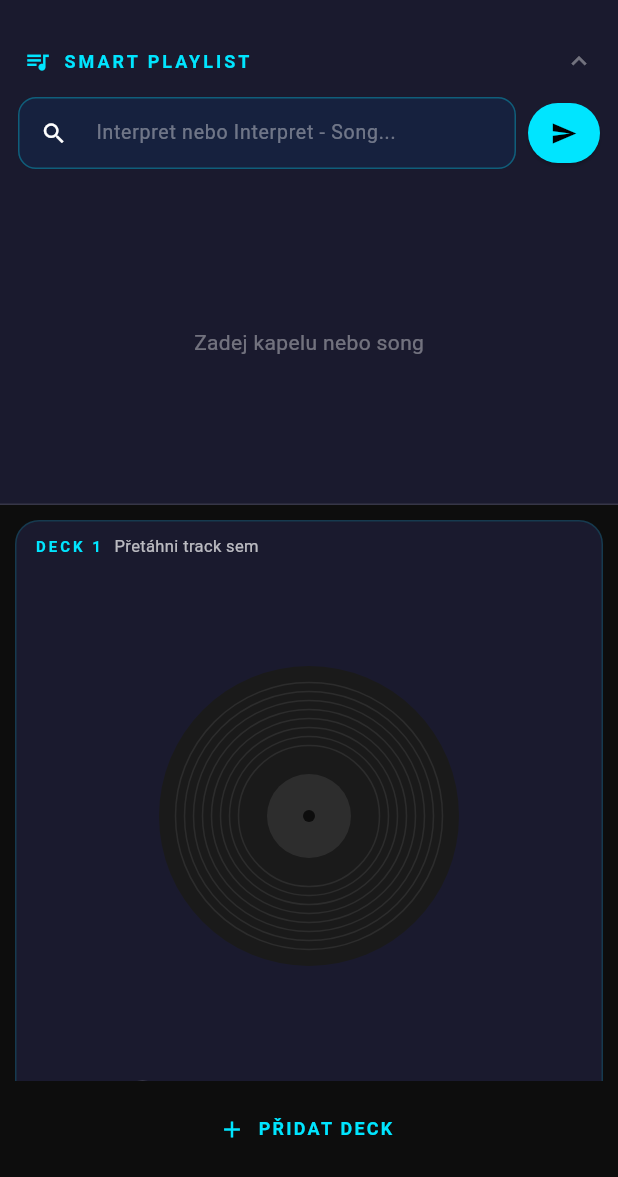
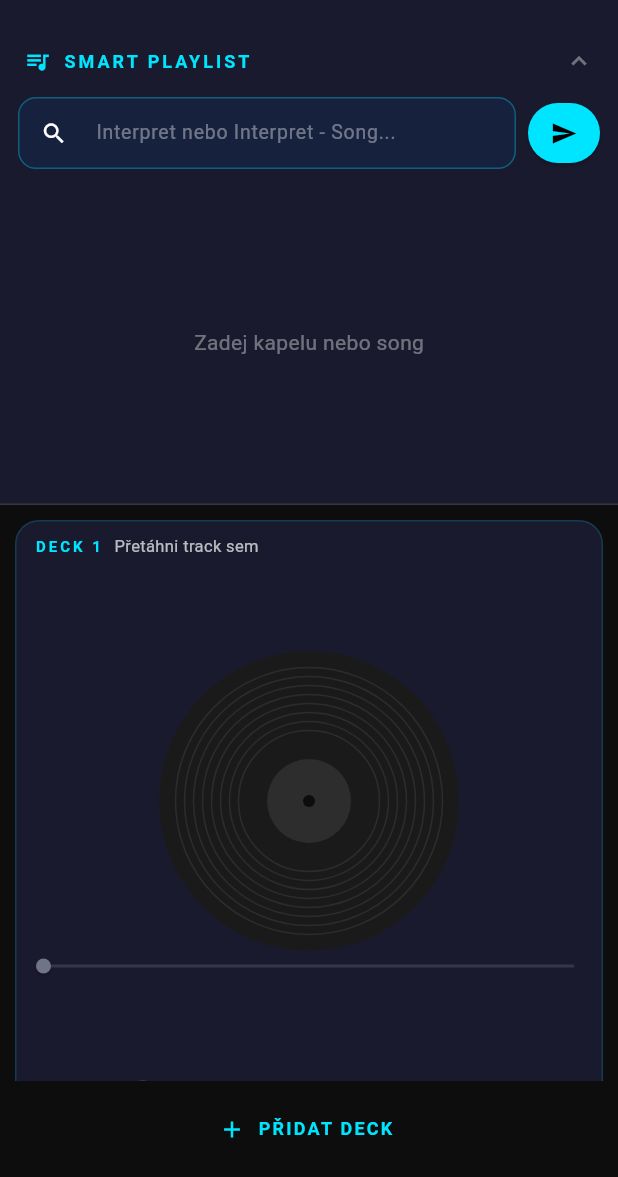
Before and after one commit to lioilsources/DJfy, a Flutter app: the screen it shows after launch, on a phone screen of 412 x 824 dp, the part 59-1236 px from its top. Run offline on Flutter 3.47's test engine with Material 3 defaults, Android fonts, the phone set to English and light mode, and no system bars; our stand-ins replace cached_network_image, dio, flutter_bloc, get_it, just_audio, sqflite; accounts and stored records are empty.

Commit message:
Fix seek: add progress slider, fix duration not propagating to DeckReady
Duration arrived during DeckLoading and was discarded. Now captured from
player after setAudioSource and passed into DeckReady. Replaced vinyl
pan-drag seek (unreliable on desktop) with a dedicated seek Slider.

Co-Authored-By: Claude Sonnet 4.6 <noreply@anthropic.com>

```diff
--- a/lib/features/deck/deck_cubit.dart
+++ b/lib/features/deck/deck_cubit.dart
@@ -27,6 +27,7 @@ class DeckCubit extends Cubit<DeckState> {
       if (dur == null) return;
       final cfg = state.config.copyWith(duration: dur);
       if (state is DeckReady) emit(DeckReady(cfg));
+      if (state is DeckLoading) emit(DeckLoading(cfg));
     });
     _stateSub = _engine.playerStateStream(deckId).listen((ps) {
       final playing = ps.playing;
@@ -45,8 +46,9 @@ class DeckCubit extends Cubit<DeckState> {
     debugPrint('[Deck $deckId] loading: ${track.soundcloudStreamUrl}');
     try {
       await _engine.loadTrack(deckId, track.soundcloudStreamUrl!);
-      debugPrint('[Deck $deckId] load OK');
-      emit(DeckReady(state.config));
+      final dur = _engine.currentDuration(deckId) ?? Duration.zero;
+      debugPrint('[Deck $deckId] load OK, duration=${dur.inSeconds}s');
+      emit(DeckReady(state.config.copyWith(duration: dur)));
     } catch (e) {
       debugPrint('[Deck $deckId] load FAILED: $e');
       emit(DeckError(loadingConfig, e.toString()));
--- a/lib/features/deck/deck_widget.dart
+++ b/lib/features/deck/deck_widget.dart
@@ -1,4 +1,3 @@
-import 'dart:math';
 import 'package:cached_network_image/cached_network_image.dart';
 import 'package:flutter/material.dart';
 import 'package:flutter_bloc/flutter_bloc.dart';
@@ -31,7 +30,9 @@ class DeckWidget extends StatelessWidget {
           onAcceptWithDetails: (details) => cubit.loadTrack(details.data),
           builder: (ctx, candidates, rejected) {
             final hovering = candidates.isNotEmpty || isDropTarget;
-            return Container(
+            return ConstrainedBox(
+              constraints: const BoxConstraints(minWidth: 200, minHeight: 300),
+              child: Container(
               margin: const EdgeInsets.all(6),
               decoration: BoxDecoration(
                 color: kCardBg,
@@ -69,6 +70,7 @@ class DeckWidget extends StatelessWidget {
                   _Controls(config: config, cubit: cubit, state: state),
                 ],
               ),
+            ),
             );
           },
         );
@@ -164,24 +166,15 @@ class _VinylArea extends StatelessWidget {
     return LayoutBuilder(
       builder: (ctx, constraints) {
         final size = constraints.maxWidth.clamp(80.0, 200.0);
-        return Center(
-          child: GestureDetector(
-            onPanUpdate: (details) {
-              final center = Offset(size / 2, size / 2);
-              final angle = atan2(
-                details.localPosition.dy - center.dy,
-                details.localPosition.dx - center.dx,
-              );
-              final fraction =
-                  ((angle + pi / 2) / (2 * pi)).clamp(0.0, 1.0);
-              final totalMs = config.duration.inMilliseconds;
-              if (totalMs > 0) {
-                cubit.seekTo(Duration(
-                  milliseconds: (fraction * totalMs).round(),
-                ));
-              }
-            },
-            child: Stack(
+        final totalMs = config.duration.inMilliseconds;
+        final sliderVal = totalMs > 0
+            ? (config.position.inMilliseconds / totalMs).clamp(0.0, 1.0)
+            : 0.0;
+
+        return Column(
+          mainAxisAlignment: MainAxisAlignment.center,
+          children: [
+            Stack(
               alignment: Alignment.center,
               children: [
                 SizedBox(
@@ -210,7 +203,28 @@ class _VinylArea extends StatelessWidget {
                   ),
               ],
             ),
-          ),
+            // Seek slider
+            Padding(
+              padding: const EdgeInsets.symmetric(horizontal: 8),
+              child: SliderTheme(
+                data: SliderTheme.of(context).copyWith(
+                  trackHeight: 2,
+                  thumbShape: const RoundSliderThumbShape(enabledThumbRadius: 5),
+                  overlayShape: const RoundSliderOverlayShape(overlayRadius: 10),
+                ),
+                child: Slider(
+                  value: sliderVal,
+                  min: 0,
+                  max: 1,
+                  onChanged: totalMs > 0
+                      ? (v) => cubit.seekTo(
+                            Duration(milliseconds: (v * totalMs).round()),
+                          )
+                      : null,
+                ),
+              ),
+            ),
+          ],
         );
       },
     );
--- a/lib/services/audio_engine.dart
+++ b/lib/services/audio_engine.dart
@@ -45,6 +45,8 @@ class AudioEngine {
   Stream<PlayerState> playerStateStream(int deckId) =>
       playerFor(deckId).playerStateStream;
 
+  Duration? currentDuration(int deckId) => playerFor(deckId).duration;
+
   void dispose(int deckId) {
     _players.remove(deckId)?.dispose();
   }
```
